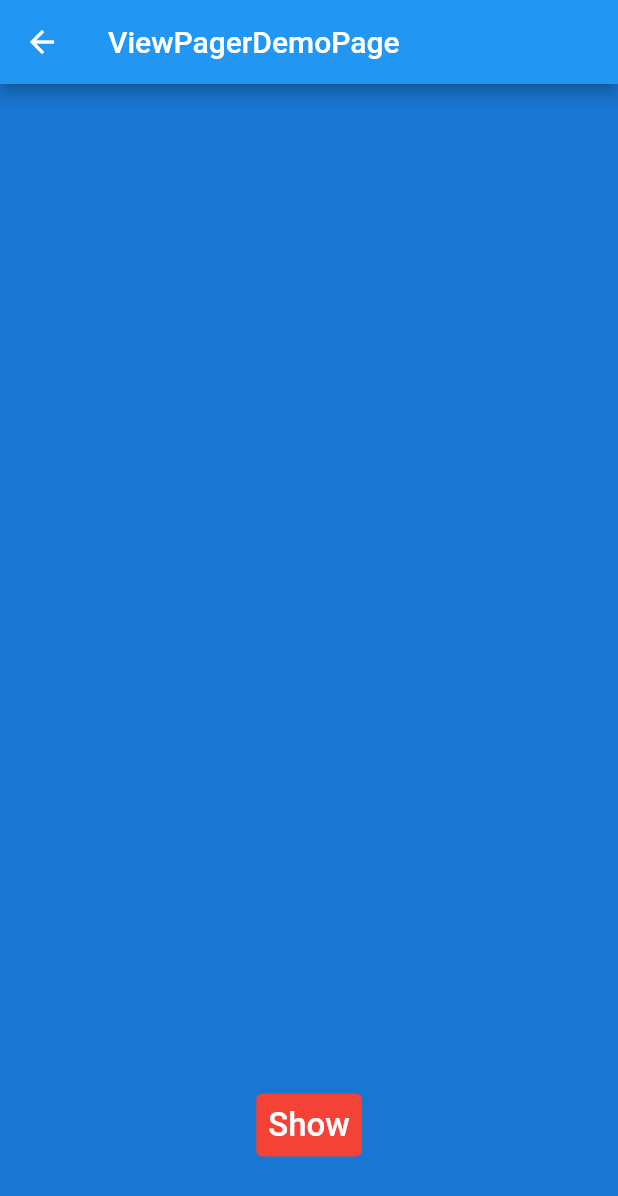
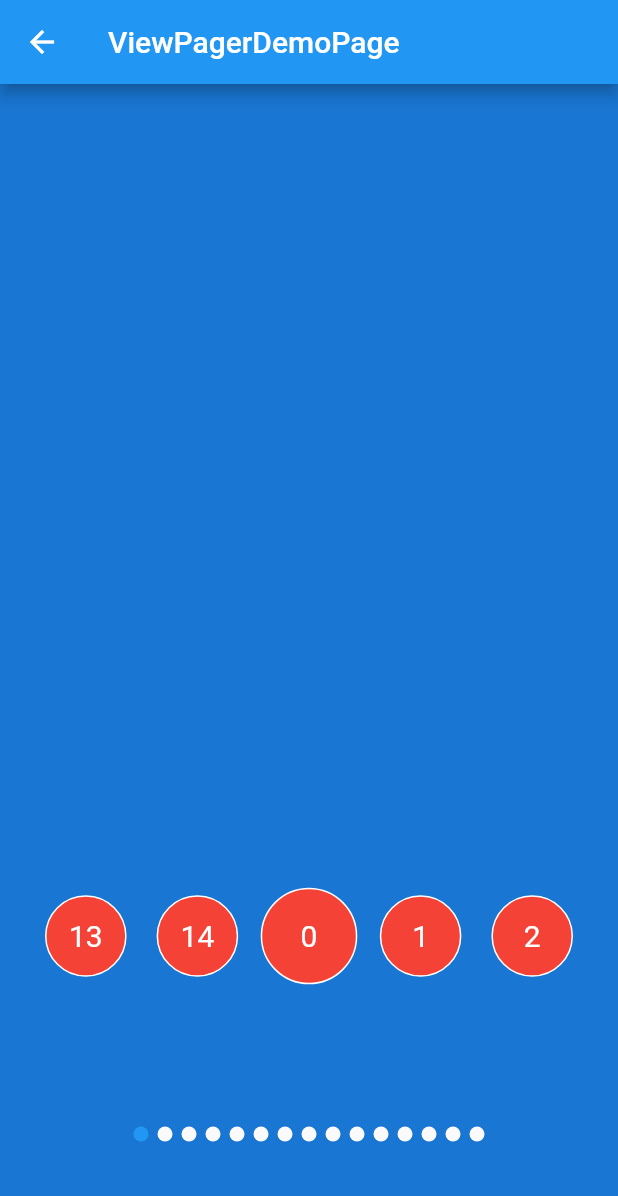
Before and after one commit to jack0-0wu/flutter_demo, a Flutter app: the BottomAnimNavPage screen opened directly, on a phone screen of 412 x 824 dp. Shown: the top 1196 px of the screen. Run offline on Flutter 3.47's test engine with Material 2 defaults, Android fonts, the phone set to English and light mode, and no system bars; our stand-ins replace camera, faker, flutter_swiper, image_picker, logger, permission_handler; missing offline and left inert: image_crop, transformer_page_view.

Commit message:
新demo追加

```diff
--- a/lib/config/routers.dart
+++ b/lib/config/routers.dart
@@ -25,7 +25,7 @@ import 'package:flutter_demo/page/demo/responsiveness_demo/orientationBuilder_de
 import 'package:flutter_demo/page/demo/richtext_demo/richText_demo.dart';
 import 'package:flutter_demo/page/demo/router_demo/router_test.dart';
 import 'package:flutter_demo/page/demo/router_demo/router_test2.dart';
-import 'package:flutter_demo/page/demo/selector_demo/BottomAnimNavPage.dart';
+import 'package:flutter_demo/page/demo/selector_demo/bottom_anim_nav_page.dart';
 import 'package:flutter_demo/page/demo/today_food_demo/today_food_demo.dart';
 
 class Routers {
--- a/lib/page/demo/selector_demo/BottomAnimNavPage.dart
+++ /dev/null
@@ -1,193 +0,0 @@
-import 'dart:math' as math;
-
-import 'package:flutter/cupertino.dart';
-import 'package:flutter/material.dart';
-import 'package:flutter_swiper/flutter_swiper.dart';
-import 'package:transformer_page_view/transformer_page_view.dart';
-
-class BottomAnimNavPage extends StatefulWidget {
-  @override
-  _BottomAnimNavPageState createState() => _BottomAnimNavPageState();
-}
-
-class _BottomAnimNavPageState extends State<BottomAnimNavPage>
-    with SingleTickerProviderStateMixin {
-  int index = 0;
-
-  AnimationController controller;
-
-  Animation animation;
-
-  @override
-  void initState() {
-    super.initState();
-    controller = AnimationController(vsync: this)
-      ..duration = Duration(milliseconds: 500);
-    animation = Tween(begin: 0.0, end: 1.0).animate(controller);
-  }
-
-  @override
-  Widget build(BuildContext context) {
-    return Scaffold(
-      backgroundColor: Theme.of(context).primaryColorDark,
-      appBar: AppBar(
-        title: new Text("ViewPagerDemoPage"),
-      ),
-      body: GestureDetector(
-        behavior: HitTestBehavior.opaque,
-        onTap: () {
-          Navigator.of(context).pop();
-        },
-        child: Container(
-          alignment: Alignment.bottomCenter,
-          margin: EdgeInsets.only(bottom: 50),
-          child: Builder(
-            builder: (context) {
-              return TextButton(
-                style: ButtonStyle(
-                  backgroundColor: ButtonStyleButton.allOrNull<Color>(
-                    Colors.red,
-                  ),
-                ),
-                onPressed: () {
-                  index = 0;
-                  showBottomSheet(
-                      context: context,
-                      backgroundColor: Colors.transparent,
-                      builder: (context) {
-                        return new Container(
-                          height: 300,
-                          child: Stack(
-                            children: <Widget>[
-                              SizedBox.expand(
-                                child: CustomPaint(
-                                  painter: _RadiusPainter(
-                                    width: MediaQuery.of(context).size.width,
-                                    color: Colors.redAccent.withAlpha(190),
-                                  ),
-                                ),
-                              ),
-                              Swiper(
-                                onIndexChanged: (index) {
-                                  setState(() {
-                                    this.index = index;
-                                  });
-                                },
-                                itemBuilder: (BuildContext context, int index) {
-                                  return ScaleTransition(
-                                    scale: animation,
-                                    child: new Container(
-                                      decoration: BoxDecoration(
-                                          color: Colors.red,
-                                          shape: BoxShape.circle,
-                                          border:
-                                              Border.all(color: Colors.white)),
-                                      margin: EdgeInsets.symmetric(
-                                          horizontal:
-                                              (index == this.index) ? 5 : 10),
-                                      child: InkWell(
-                                        onTap: () {
-                                          print("##### $index");
-                                        },
-                                        focusColor: Colors.transparent,
-                                        hoverColor: Colors.transparent,
-                                        highlightColor: Colors.transparent,
-                                        splashColor: Colors.transparent,
-                                        child: new Center(
-                                          child: new Text(
-                                            "$index",
-                                            style: new TextStyle(
-                                                fontSize: 20.0,
-                                                color: Colors.white),
-                                          ),
-                                        ),
-                                      ),
-                                    ),
-                                  );
-                                },
-                                transformer: AngleTransformer(),
-                                itemCount: 18,
-                                itemWidth: 50,
-                                viewportFraction: 0.16,
-                              )
-                            ],
-                          ),
-                        );
-                      });
-                  controller.reset();
-                  controller.forward();
-                },
-                child: new Text(
-                  "Show",
-                  style: TextStyle(fontSize: 22, color: Colors.white),
-                ),
-              );
-            },
-          ),
-        ),
-      ),
-    );
-  }
-}
-
-class AngleTransformer extends PageTransformer {
-  final double _fade;
-  final double _radius;
-  final double _horizontalOffset = 20;
-
-  AngleTransformer({double fade: 1, double radius = 140})
-      : _fade = fade,
-        _radius = radius;
-
-  @override
-  Widget transform(Widget item, TransformInfo info) {
-    double position = info.position;
-    Widget child = item;
-
-    var dx = _horizontalOffset * (position.abs() * 10);
-    var dy;
-    if (dx <= _radius) {
-      dy = _radius - math.sqrt((_radius * _radius) - (dx * dx));
-    } else {
-      dy = _radius;
-    }
-
-    dx = 0;
-
-    if (_fade != null) {
-      double fadeFactor = (1 - position.abs()) * (1 - _fade);
-      double opacity = _fade + fadeFactor;
-      child = new Opacity(
-        opacity: opacity,
-        child: child,
-      );
-    }
-
-    child = new Transform.translate(
-      offset: Offset(position.isNegative ? -dx : dx, dy),
-      child: child,
-    );
-
-    return child;
-  }
-}
-
-class _RadiusPainter extends CustomPainter {
-  final double width;
-  final Color color;
-
-  _RadiusPainter({@required this.width, this.color});
-
-  @override
-  void paint(Canvas canvas, Size size) {
-    final paint = Paint()
-      ..color = color ?? Colors.white
-      ..style = PaintingStyle.stroke
-      ..strokeWidth = size.width < width ? size.width : width;
-    canvas.drawArc(Rect.fromLTWH(0, size.height, width, size.height), 0.0,
-        2 * math.pi, false, paint);
-  }
-
-  @override
-  bool shouldRepaint(CustomPainter oldDelegate) => true;
-}
--- /dev/null
+++ b/lib/page/demo/selector_demo/bottom_anim_nav_page.dart
@@ -0,0 +1,128 @@
+import 'dart:math' as math;
+
+import 'package:flutter/cupertino.dart';
+import 'package:flutter/material.dart';
+import 'package:flutter_swiper/flutter_swiper.dart';
+import 'package:transformer_page_view/transformer_page_view.dart';
+
+class BottomAnimNavPage extends StatefulWidget {
+  @override
+  _BottomAnimNavPageState createState() => _BottomAnimNavPageState();
+}
+
+class _BottomAnimNavPageState extends State<BottomAnimNavPage>
+    with SingleTickerProviderStateMixin {
+  int index = 0;
+  SwiperController swiperController = SwiperController();
+
+  @override
+  void initState() {
+    super.initState();
+  }
+
+  @override
+  Widget build(BuildContext context) {
+    return Scaffold(
+      backgroundColor: Theme.of(context).primaryColorDark,
+      appBar: AppBar(
+        title: new Text("ViewPagerDemoPage"),
+      ),
+      body: Container(
+        alignment: Alignment.bottomCenter,
+        margin: EdgeInsets.only(bottom: 50),
+        child: new Container(
+          height: 300,
+          padding: EdgeInsets.fromLTRB(20, 0, 20, 0),
+          child: Stack(
+            children: <Widget>[
+              Swiper(
+                onIndexChanged: (index) {
+                  setState(() {
+                    this.index = index;
+                    print("index+$index");
+                  });
+                },
+                onTap: (index) {
+                  print("##### $index");
+                  this.index = index;
+                  swiperController.move(index);
+                  setState(() {});
+                },
+                controller: swiperController,
+                pagination: SwiperPagination(),
+                itemBuilder: (BuildContext context, int index) {
+                  return new Container(
+                    decoration: BoxDecoration(
+                        color: Colors.red,
+                        shape: BoxShape.circle,
+                        border: Border.all(color: Colors.white)),
+                    margin: EdgeInsets.symmetric(
+                        horizontal: (index == this.index) ? 5 : 10),
+                    child: InkWell(
+                      focusColor: Colors.transparent,
+                      hoverColor: Colors.transparent,
+                      highlightColor: Colors.transparent,
+                      splashColor: Colors.transparent,
+                      child: new Center(
+                        child: new Text(
+                          "$index",
+                          style: new TextStyle(
+                              fontSize: 20.0, color: Colors.white),
+                        ),
+                      ),
+                    ),
+                  );
+                },
+                transformer: AngleTransformer(),
+                itemCount: 15,
+                viewportFraction: 0.2,
+              )
+            ],
+          ),
+        ),
+      ),
+    );
+  }
+}
+
+class AngleTransformer extends PageTransformer {
+  final double _fade;
+  final double _radius;
+  final double _horizontalOffset = 45;
+
+  AngleTransformer({double fade: 1, double radius = 100})
+      : _fade = fade,
+        _radius = radius;
+
+  @override
+  Widget transform(Widget item, TransformInfo info) {
+    double position = info.position;
+    Widget child = item;
+
+    var dx = _horizontalOffset * (position.abs() * 10);
+    var dy;
+    if (dx <= _radius) {
+      dy = _radius - math.sqrt((_radius * _radius) - (dx * dx));
+    } else {
+      dy = _radius;
+    }
+
+    dx = 0;
+
+    if (_fade != null) {
+      double fadeFactor = (1 - position.abs()) * (1 - _fade);
+      double opacity = _fade + fadeFactor;
+      child = new Opacity(
+        opacity: opacity,
+        child: child,
+      );
+    }
+
+    child = new Transform.translate(
+      offset: Offset(position.isNegative ? -dx : dx, dy),
+      child: child,
+    );
+
+    return child;
+  }
+}
```
